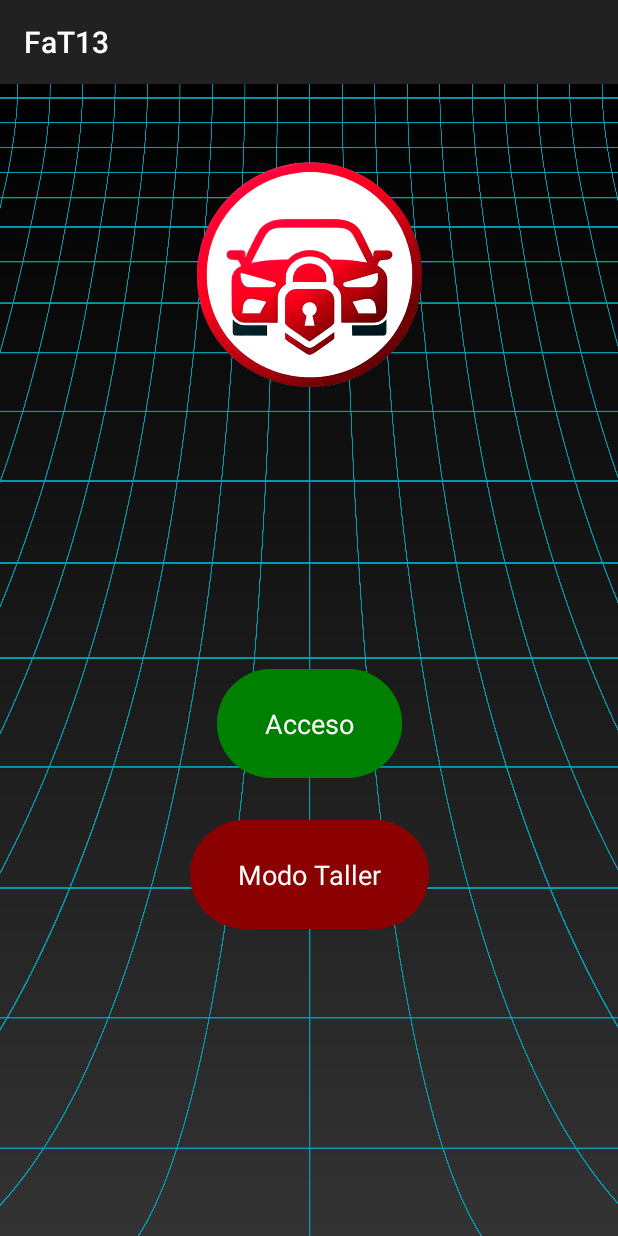
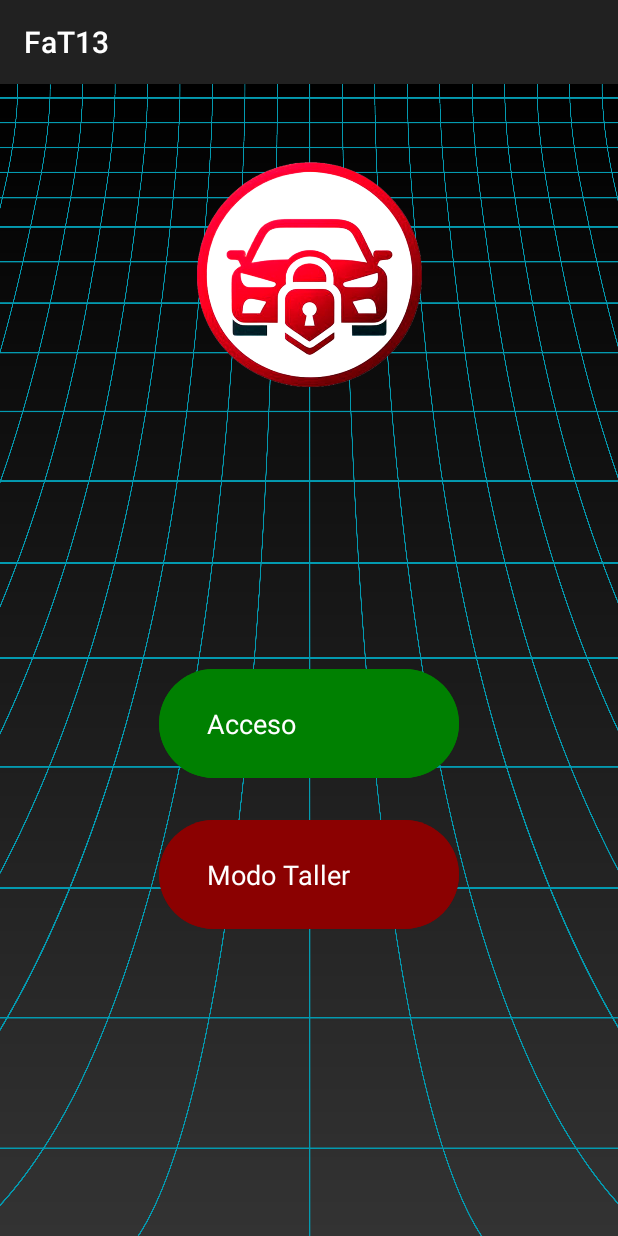
Before and after one commit to Esmecarbea/TFCCarlosFdezIESBarajas15, an Android app: the screen it shows after launch (MainActivity), on a phone screen of 412 x 824 dp. Run offline under Robolectric (Android 15) with nearby library versions, the phone set to English and light mode, and no system bars.

Commit message:
"Versión inicial – proyecto funcionando

```diff
--- a/app/src/main/res/layout/activity_main.xml
+++ b/app/src/main/res/layout/activity_main.xml
@@ -43,7 +43,7 @@
 
     <com.google.android.material.button.MaterialButton
         android:id="@+id/boton_acceso"
-        android:layout_width="wrap_content"
+        android:layout_width="200dp"
         android:layout_height="wrap_content"
         android:layout_marginStart="32dp"
         android:layout_marginEnd="32dp"
@@ -60,7 +60,7 @@
 
     <com.google.android.material.button.MaterialButton
         android:id="@+id/boton_modo_taller"
-        android:layout_width="wrap_content"
+        android:layout_width="200dp"
         android:layout_height="wrap_content"
         android:layout_marginStart="32dp"
         android:layout_marginTop="16dp"
```
